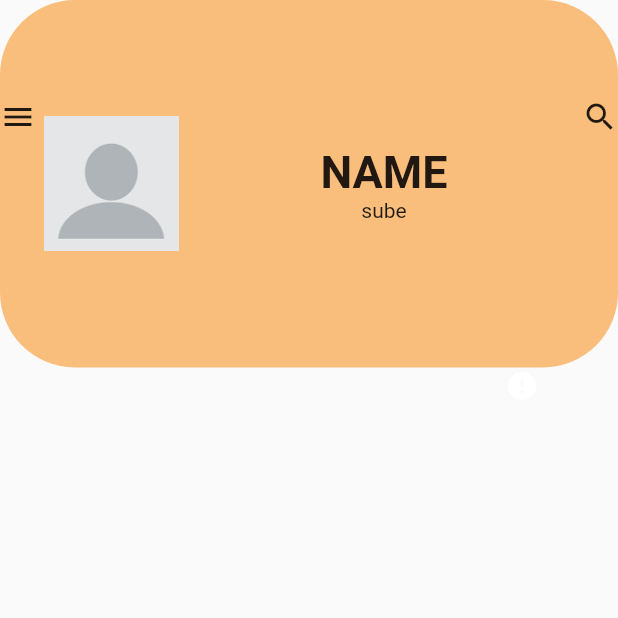
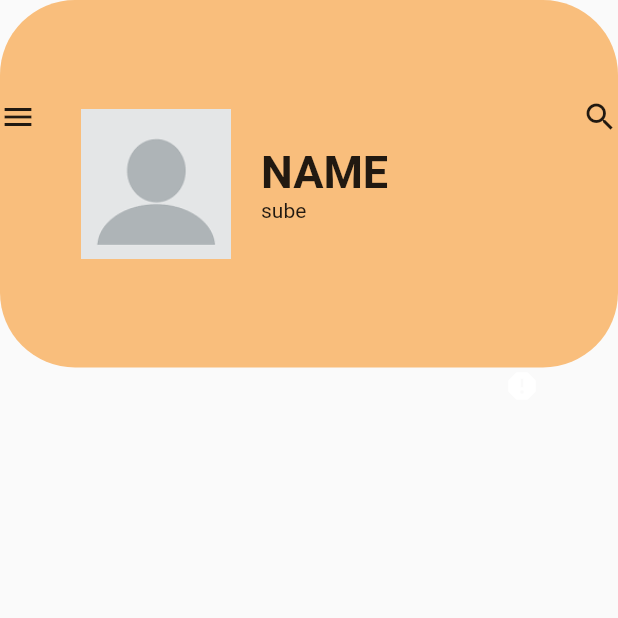
Before and after one commit to ess1990ali/train, a Flutter app: the screen it shows after launch, on a phone screen of 412 x 824 dp, the top half of it. Run offline on Flutter 3.47's test engine with Material 2 defaults, Android fonts, the phone set to English and light mode, and no system bars.

Commit message:
create class for listviwe rename packages and add profile to main create class for profile and fortasks resize all weidget adjest search and menue icons add floating action button and image and make name text as bold done with profile soction and move to active project

```diff
--- a/lib/src/main.dart
+++ b/lib/src/main.dart
@@ -32,7 +32,8 @@ class MyApp extends StatelessWidget {
                         child: Icon(Icons.menu),
                       ),
                       img(),
-                      Expanded(child: Profile()),
+                      Expanded(
+                          child: Profile()),
                       Align(
                         alignment: FractionalOffset(25,0.3,),
                         child: Icon(Icons.search),
--- a/lib/src/presentation/profile.dart
+++ b/lib/src/presentation/profile.dart
@@ -8,6 +8,7 @@ Widget build(BuildContext context) {
   return
     Column(
     mainAxisAlignment: MainAxisAlignment.center,
+    crossAxisAlignment: CrossAxisAlignment.start,
     children: [
       Text("NAME",style: TextStyle(fontSize: 30,fontWeight: FontWeight.bold),),
       Text("sube")
@@ -21,7 +22,7 @@ class img extends StatelessWidget {   @override
   AssetImage profile=AssetImage('images/profile.png');
       Image img= Image(image:profile );
       return Container(
-        padding: EdgeInsets.all(5),
+        margin: EdgeInsets.only(left:30,right: 20),
         child: Align(
           alignment: FractionalOffset(3,0.5),
           child: img,
```
